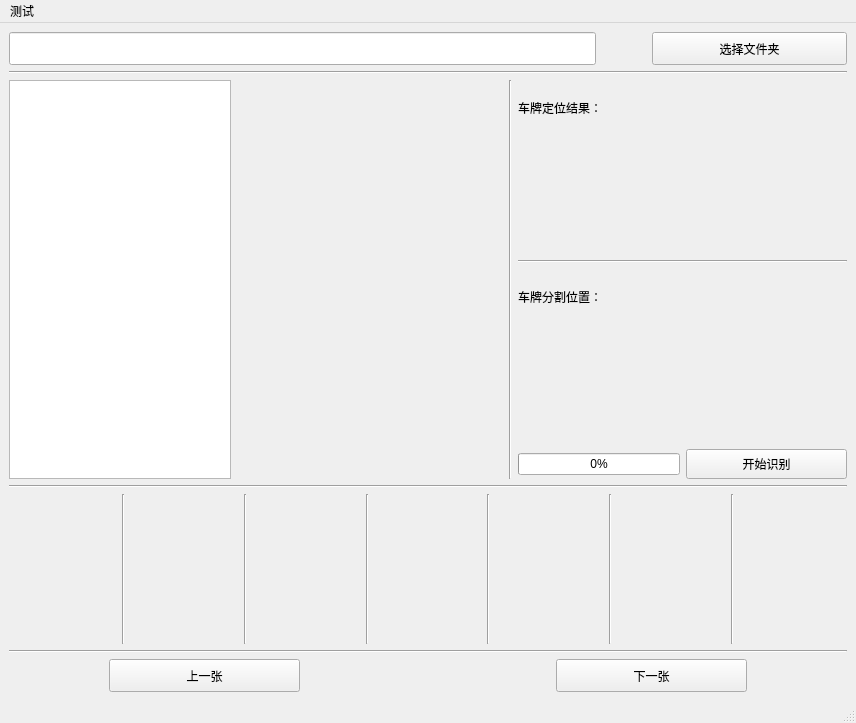
First picture: the form in src/ui/my_ui_mainwindow.ui, repository xmujin/CLP-Recognition, before the edit.
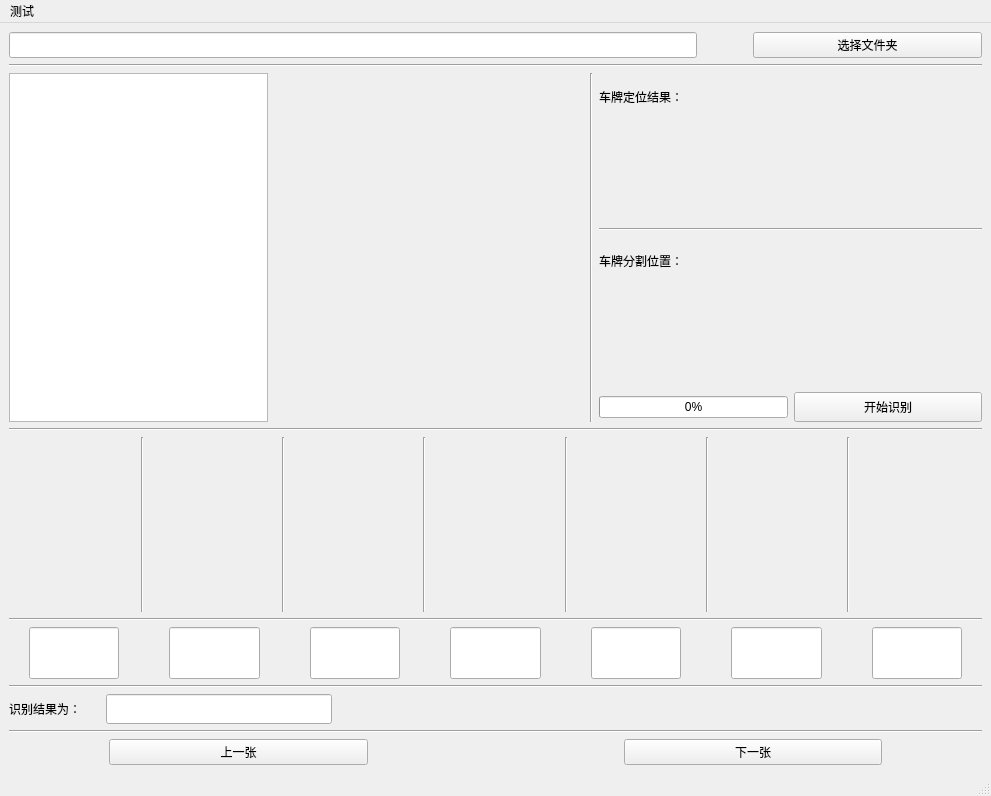
Second picture: the form after the edit.

```diff
--- a/src/ui/my_ui_mainwindow.ui
+++ b/src/ui/my_ui_mainwindow.ui
@@ -6,12 +6,12 @@
    <rect>
     <x>0</x>
     <y>0</y>
-    <width>856</width>
-    <height>723</height>
+    <width>991</width>
+    <height>796</height>
    </rect>
   </property>
   <property name="sizePolicy">
-   <sizepolicy hsizetype="Fixed" vsizetype="Preferred">
+   <sizepolicy hsizetype="Preferred" vsizetype="Preferred">
     <horstretch>0</horstretch>
     <verstretch>0</verstretch>
    </sizepolicy>
@@ -20,7 +20,13 @@
    <string>MainWindow</string>
   </property>
   <widget class="QWidget" name="centralwidget">
-   <layout class="QVBoxLayout" name="verticalLayout_2" stretch="2,0,24,0,9,0,2">
+   <property name="maximumSize">
+    <size>
+     <width>16777215</width>
+     <height>16777215</height>
+    </size>
+   </property>
+   <layout class="QVBoxLayout" name="verticalLayout_2" stretch="1,0,20,0,10,0,3,0,0,0,0">
     <item>
      <layout class="QHBoxLayout" name="horizontalLayout">
       <item>
@@ -294,6 +300,96 @@
       </item>
      </layout>
     </item>
+    <item>
+     <widget class="Line" name="line_12">
+      <property name="orientation">
+       <enum>Qt::Horizontal</enum>
+      </property>
+     </widget>
+    </item>
+    <item>
+     <layout class="QHBoxLayout" name="horizontalLayout_7">
+      <property name="spacing">
+       <number>50</number>
+      </property>
+      <property name="leftMargin">
+       <number>20</number>
+      </property>
+      <property name="rightMargin">
+       <number>20</number>
+      </property>
+      <item>
+       <widget class="QLineEdit" name="res_a">
+        <property name="sizePolicy">
+         <sizepolicy hsizetype="Expanding" vsizetype="Minimum">
+          <horstretch>0</horstretch>
+          <verstretch>0</verstretch>
+         </sizepolicy>
+        </property>
+       </widget>
+      </item>
+      <item>
+       <widget class="QLineEdit" name="res_b">
+        <property name="sizePolicy">
+         <sizepolicy hsizetype="Expanding" vsizetype="Minimum">
+          <horstretch>0</horstretch>
+          <verstretch>0</verstretch>
+         </sizepolicy>
+        </property>
+       </widget>
+      </item>
+      <item>
+       <widget class="QLineEdit" name="res_c">
+        <property name="sizePolicy">
+         <sizepolicy hsizetype="Expanding" vsizetype="Minimum">
+          <horstretch>0</horstretch>
+          <verstretch>0</verstretch>
+         </sizepolicy>
+        </property>
+       </widget>
+      </item>
+      <item>
+       <widget class="QLineEdit" name="res_d">
+        <property name="sizePolicy">
+         <sizepolicy hsizetype="Expanding" vsizetype="Minimum">
+          <horstretch>0</horstretch>
+          <verstretch>0</verstretch>
+         </sizepolicy>
+        </property>
+       </widget>
+      </item>
+      <item>
+       <widget class="QLineEdit" name="res_e">
+        <property name="sizePolicy">
+         <sizepolicy hsizetype="Expanding" vsizetype="Minimum">
+          <horstretch>0</horstretch>
+          <verstretch>0</verstretch>
+         </sizepolicy>
+        </property>
+       </widget>
+      </item>
+      <item>
+       <widget class="QLineEdit" name="res_f">
+        <property name="sizePolicy">
+         <sizepolicy hsizetype="Expanding" vsizetype="Minimum">
+          <horstretch>0</horstretch>
+          <verstretch>0</verstretch>
+         </sizepolicy>
+        </property>
+       </widget>
+      </item>
+      <item>
+       <widget class="QLineEdit" name="res_g">
+        <property name="sizePolicy">
+         <sizepolicy hsizetype="Expanding" vsizetype="Minimum">
+          <horstretch>0</horstretch>
+          <verstretch>0</verstretch>
+         </sizepolicy>
+        </property>
+       </widget>
+      </item>
+     </layout>
+    </item>
     <item>
      <widget class="Line" name="line_9">
       <property name="orientation">
@@ -301,6 +397,65 @@
       </property>
      </widget>
     </item>
+    <item>
+     <layout class="QHBoxLayout" name="horizontalLayout_8">
+      <property name="spacing">
+       <number>25</number>
+      </property>
+      <item>
+       <widget class="QLabel" name="label">
+        <property name="sizePolicy">
+         <sizepolicy hsizetype="Fixed" vsizetype="Preferred">
+          <horstretch>0</horstretch>
+          <verstretch>0</verstretch>
+         </sizepolicy>
+        </property>
+        <property name="text">
+         <string>识别结果为：</string>
+        </property>
+       </widget>
+      </item>
+      <item>
+       <widget class="QLineEdit" name="result">
+        <property name="sizePolicy">
+         <sizepolicy hsizetype="Minimum" vsizetype="Fixed">
+          <horstretch>0</horstretch>
+          <verstretch>0</verstretch>
+         </sizepolicy>
+        </property>
+        <property name="minimumSize">
+         <size>
+          <width>10</width>
+          <height>30</height>
+         </size>
+        </property>
+       </widget>
+      </item>
+      <item>
+       <spacer name="horizontalSpacer_5">
+        <property name="orientation">
+         <enum>Qt::Horizontal</enum>
+        </property>
+        <property name="sizeType">
+         <enum>QSizePolicy::Fixed</enum>
+        </property>
+        <property name="sizeHint" stdset="0">
+         <size>
+          <width>650</width>
+          <height>20</height>
+         </size>
+        </property>
+       </spacer>
+      </item>
+     </layout>
+    </item>
+    <item>
+     <widget class="Line" name="line_13">
+      <property name="orientation">
+       <enum>Qt::Horizontal</enum>
+      </property>
+     </widget>
+    </item>
     <item>
      <layout class="QHBoxLayout" name="horizontalLayout_2">
       <item>
@@ -377,8 +532,8 @@
     <rect>
      <x>0</x>
      <y>0</y>
-     <width>856</width>
-     <height>23</height>
+     <width>991</width>
+     <height>26</height>
     </rect>
    </property>
    <widget class="QMenu" name="menu">
```
Left out of the diff: 2 changed lines with no effect on the pictures.
